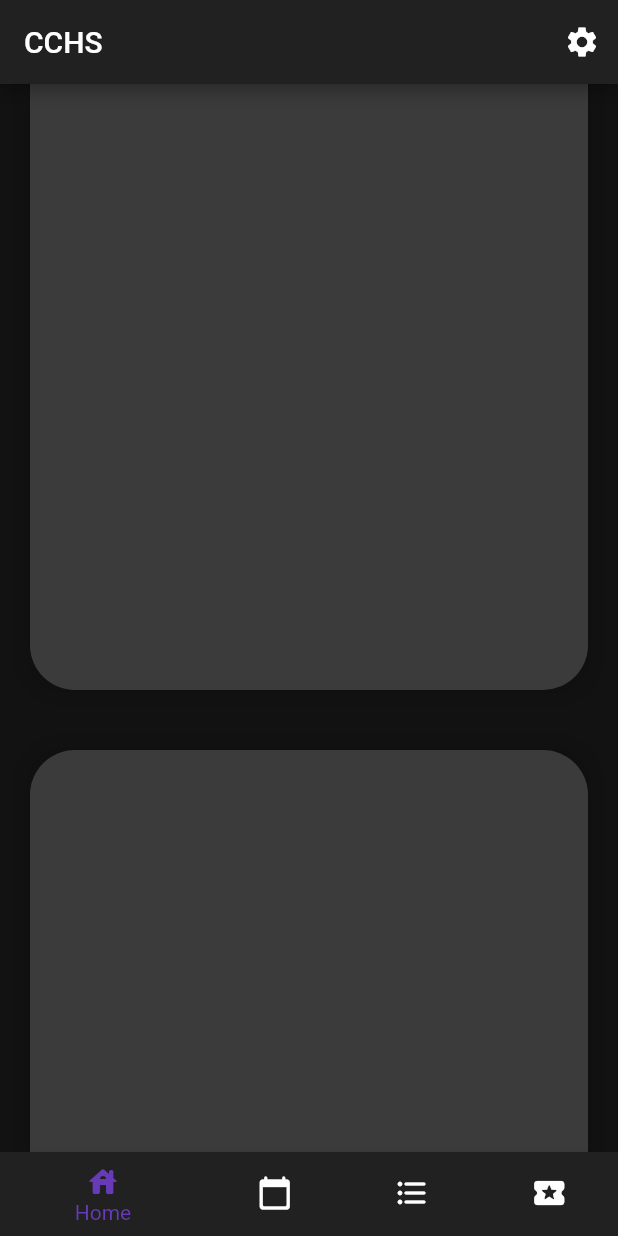
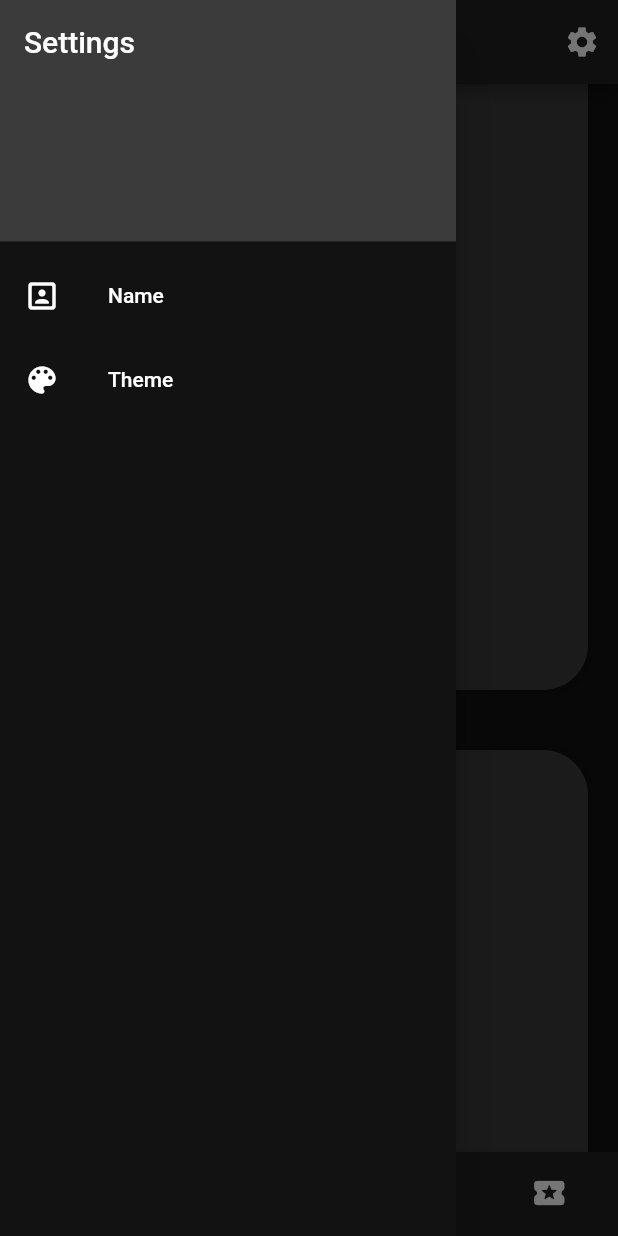
Before and after one commit to Quantam-Studios/fbla-app-2021-2022, a Flutter app: the screen it shows after launch, scrolled down 576 dp, after a tap on the "settings" icon, on a phone screen of 412 x 824 dp. Run offline on Flutter 3.47's test engine with Material 2 defaults, Android fonts, the phone set to English and light mode, and no system bars; our stand-ins replace carousel_slider.

Commit message:
added settings menu and fixed diversion of branches.

```diff
--- a/lib/main.dart
+++ b/lib/main.dart
@@ -13,7 +13,6 @@ main() {
 class MyApp extends StatefulWidget {
   @override
   State<StatefulWidget> createState() {
-    // TODO: implement createState
     //return _MyAppState();
     return TestAppState();
   }
@@ -382,18 +381,21 @@ class TestAppState extends State<MyApp> {
       home: Scaffold(
         backgroundColor: Color(0xFF121212),
         appBar: AppBar(
+          automaticallyImplyLeading: false,
           backgroundColor: Color(0xFF212121),
           title: Text('CCHS'),
           actions: <Widget>[
             // Settings
-            IconButton(
-              icon: Icon(
-                Icons.settings,
-                color: Colors.white,
+            Builder(
+              builder: (context) => IconButton(
+                icon: Icon(
+                  Icons.settings,
+                  color: Colors.white,
+                ),
+                onPressed: () {
+                  Scaffold.of(context).openDrawer();
+                },
               ),
-              onPressed: () {
-                // do something
-              },
             ),
           ],
         ),
@@ -438,6 +440,47 @@ class TestAppState extends State<MyApp> {
         body: Center(
           child: _pages.elementAt(_selectedIndex), //New
         ),
+        // Settings Menu
+        drawer: new Drawer(
+          child: Container(
+            color: Color(0xFF121212),
+            child: ListView(
+              padding: EdgeInsets.all(0),
+              children: [
+                DrawerHeader(
+                  decoration: BoxDecoration(
+                    color: Color(0xFF3b3b3b),
+                  ),
+                  child: Text('Settings',
+                      style: TextStyle(
+                        color: Colors.white,
+                        fontSize: 20,
+                      )),
+                ),
+                ListTile(
+                  leading: Icon(
+                    Icons.portrait_rounded,
+                    color: Colors.white,
+                  ),
+                  title: Text(
+                    'Name',
+                    style: TextStyle(color: Colors.white),
+                  ),
+                ),
+                ListTile(
+                  leading: Icon(
+                    Icons.color_lens,
+                    color: Colors.white,
+                  ),
+                  title: Text(
+                    'Theme',
+                    style: TextStyle(color: Colors.white),
+                  ),
+                ),
+              ],
+            ),
+          ),
+        ),
       ),
     );
   }
```
